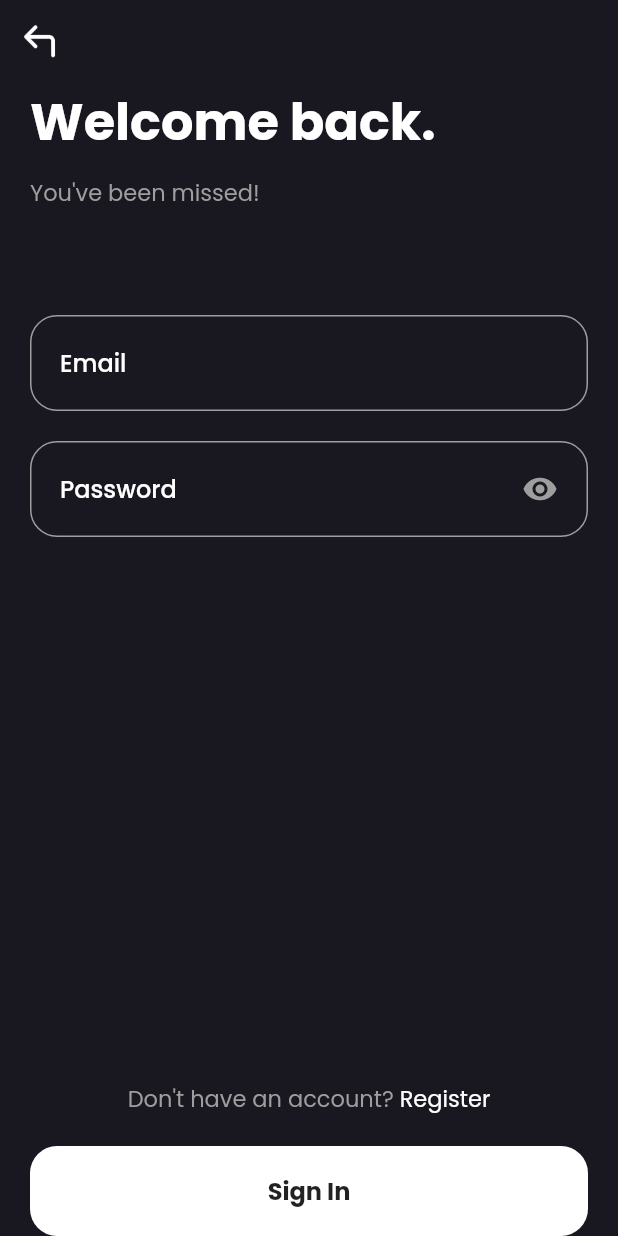
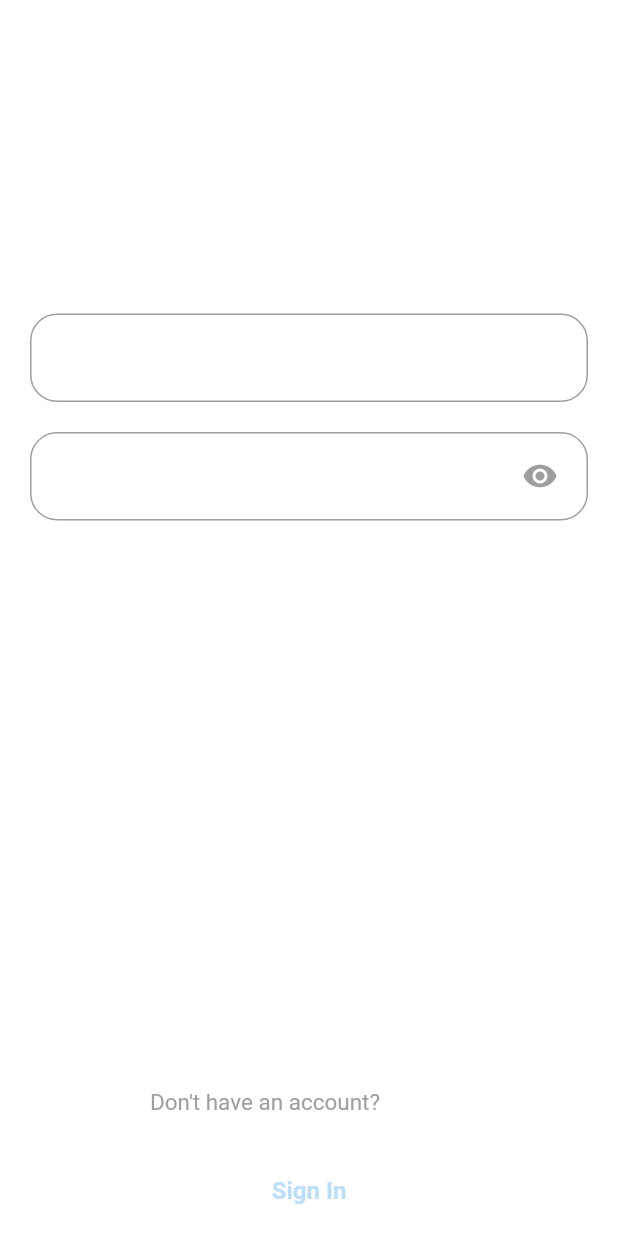
Before and after one commit to Roh00t/healthify, a Flutter app: the screen it shows after launch, after a tap on "Sign In", on a phone screen of 412 x 824 dp. Run offline on Flutter 3.47's test engine with Material 2 defaults, Android fonts, the phone set to English and light mode, and no system bars; our stand-ins replace animated_theme_switcher, cloud_firestore, firebase_auth, firebase_core, firebase_storage, fl_chart and 8 more; missing offline and left inert: flutter_polyline_points; accounts and stored records are empty; statements that could not run were skipped.

Commit message:
Theme partialy works

```diff
--- a/lib/constants.dart
+++ b/lib/constants.dart
@@ -1,13 +1,14 @@
 import 'package:flutter/material.dart';
 import 'package:shared_preferences/shared_preferences.dart';
-class MyThemes extends ChangeNotifier {
+class ThemeProvider extends ChangeNotifier {
   ThemeData _selectedTheme;
 
   static final primary = Colors.blue;
-  static final primaryColor = Colors.blue.shade300;
+  static final primaryColor = Colors.blue.shade100;
 
   static final darkTheme = ThemeData(
     scaffoldBackgroundColor: Colors.grey.shade900,
+    backgroundColor: Colors.transparent,
     primaryColorDark: primaryColor,
     accentColor: Colors.blue,
     colorScheme: ColorScheme.dark(primary: primary),
@@ -16,12 +17,13 @@ class MyThemes extends ChangeNotifier {
 
   static final lightTheme = ThemeData(
     scaffoldBackgroundColor: Colors.white,
+    backgroundColor: Colors.transparent,
     primaryColor: primaryColor,
     colorScheme: ColorScheme.light(primary: primary),
     dividerColor: Colors.black,
   );
 
-  MyThemes({bool isDarkMode}) {
+  ThemeProvider({bool isDarkMode}) {
     if (isDarkMode == null) {
       _selectedTheme = lightTheme;
     } else {
--- a/lib/main.dart
+++ b/lib/main.dart
@@ -4,6 +4,7 @@ import 'package:firebase_auth/firebase_auth.dart';
 import 'package:firebase_core/firebase_core.dart';
 import 'package:flutter/material.dart';
 import 'package:fluttertoast/fluttertoast.dart';
+import 'package:healthify/constants.dart';
 import 'package:healthify/services/auth_service.dart';
 import 'package:healthify/services/user_preferences.dart';
 import 'package:healthify/views/about_page_view.dart';
@@ -15,8 +16,8 @@ import 'package:healthify/views/profile_page_view.dart';
 import 'package:healthify/views/register_page_view.dart';
 import 'package:healthify/views/setting_page_view.dart';
 import 'package:healthify/views/welcome_page_view.dart';
-import 'package:google_fonts/google_fonts.dart';
 import 'package:provider/provider.dart';
+import 'package:shared_preferences/shared_preferences.dart';
 const bool kReleaseMode = bool.fromEnvironment('dart.vm.product');
 void main() async {
   FlutterError.onError = (FlutterErrorDetails details) {
@@ -24,9 +25,15 @@ void main() async {
     if (kReleaseMode) exit(1);
   };
   WidgetsFlutterBinding.ensureInitialized();
+   SharedPreferences prefs = await SharedPreferences.getInstance();
   await Firebase.initializeApp();
   await UserPreferences.init();
-  runApp(MyApp());
+  runApp(ChangeNotifierProvider(
+    child: MyApp(),
+    create: (BuildContext context) =>
+        ThemeProvider(isDarkMode: prefs.getBool("isDarkTheme")),
+    // ThemeProvider(isDarkMode: true),
+  ));
 }
 
 class MyApp extends StatefulWidget {
@@ -59,6 +66,7 @@ class _MyAppState extends State<MyApp> {
 
   @override
   Widget build(BuildContext context) {
+     return Consumer<ThemeProvider>(builder: (context, themeProvider, child) {
     return MultiProvider(
       providers: [
         Provider<AuthService>(
@@ -68,12 +76,13 @@ class _MyAppState extends State<MyApp> {
       child: MaterialApp(
         title: 'Material App',
         debugShowCheckedModeBanner: false,
-        theme: ThemeData(
-          textTheme: GoogleFonts.poppinsTextTheme(Theme.of(context).textTheme),
-          scaffoldBackgroundColor: Color(0xff191720),
-          primarySwatch: Colors.blue,
-          visualDensity: VisualDensity.adaptivePlatformDensity,
-        ),
+        theme: themeProvider.getTheme,
+        // ThemeData(
+        //   textTheme: GoogleFonts.poppinsTextTheme(Theme.of(context).textTheme),
+        //   scaffoldBackgroundColor: Color(0xff191720),
+        //   primarySwatch: Colors.blue,
+        //   visualDensity: VisualDensity.adaptivePlatformDensity,
+        // ),
         //If user is not signed in, user will be redirected to the welcomepage
         home: FirebaseAuth.instance.currentUser == null ? WelcomePage() : HomePage(),
         routes: {
@@ -89,5 +98,6 @@ class _MyAppState extends State<MyApp> {
         },
       ),
     );
+    });
   }
 }
--- a/lib/views/home_page_view.dart
+++ b/lib/views/home_page_view.dart
@@ -36,7 +36,7 @@ class _HomePageState extends State<HomePage> {
             child: _listPages[_currentIndex],
           ),
           bottomNavigationBar: BottomAppBar(
-            color: Colors.blue.shade200,
+            color: Theme.of(context).primaryColor,
             //shape property must be set to NotchedShape
             shape: CircularNotchedRectangle(),
             child: Row(
@@ -88,7 +88,7 @@ class _HomePageState extends State<HomePage> {
           floatingActionButtonLocation: FloatingActionButtonLocation.endDocked,
           floatingActionButton: FloatingActionButton(
           child: Icon(Icons.logout),
-          backgroundColor: Colors.blueAccent,
+          backgroundColor: Theme.of(context).primaryColor,
           tooltip: 'Sign Out',
           onPressed: () async {
             await FirebaseAuth.instance.signOut();
--- a/lib/views/login_page_view.dart
+++ b/lib/views/login_page_view.dart
@@ -1,8 +1,6 @@
 import 'package:flutter/cupertino.dart';
 import 'package:flutter/material.dart';
-
 import 'package:healthify/services/auth_service.dart';
-
 import 'package:healthify/widgets/my_password_field.dart';
 import 'package:healthify/widgets/my_text_button.dart';
 import 'package:healthify/widgets/my_text_field.dart';
@@ -23,7 +21,7 @@ class _LoginPageState extends State<LoginPage> {
     final authService = Provider.of<AuthService>(context);
     return Scaffold(
       appBar: AppBar(
-        backgroundColor: Color(0xff191720),
+        backgroundColor: Colors.transparent,
         elevation: 0,
         leading: IconButton(
           onPressed: () {
@@ -67,9 +65,9 @@ class _LoginPageState extends State<LoginPage> {
                           Text(
                             "You've been missed!",
                             style: TextStyle(
-                          color: Colors.grey,
-                          fontSize: 15,
-                        ),
+                                fontSize: 28,
+                                fontWeight: FontWeight.w500,
+                                color: Colors.white),
                           ),
                           SizedBox(
                             height: 60,
--- a/lib/views/welcome_page_view.dart
+++ b/lib/views/welcome_page_view.dart
@@ -1,7 +1,10 @@
 import 'package:flutter/cupertino.dart';
 import 'package:flutter/material.dart';
+import 'package:healthify/constants.dart';
 
 import 'package:healthify/widgets/my_text_button.dart';
+
+
 
 class WelcomePage extends StatelessWidget {
   @override
@@ -39,10 +42,7 @@ class WelcomePage extends StatelessWidget {
                       width: MediaQuery.of(context).size.width * 0.8,
                       child: Text(
                         "Your personal health and fitness assistant!",
-                        style: TextStyle(
-                          color: Colors.grey,
-                          fontSize: 15,
-                        ),
+                        style: TextStyle(fontSize: 16, fontWeight: FontWeight.w500, color: Colors.white),
                         textAlign: TextAlign.center,
                       ),
                     )
@@ -69,12 +69,12 @@ class WelcomePage extends StatelessWidget {
                     ),
                     Expanded(
                       child: MyTextButton(
-                        bgColor: Colors.transparent,
+                        bgColor: Colors.black,
                         buttonName: 'Sign In',
                         onTap: () {
                              Navigator.of(context).pushNamed('/login');
                           },
-                        textColor: Colors.white,
+                        textColor:  Colors.white,
                       ),
                     ),
                   ],
--- a/lib/widgets/my_text_button.dart
+++ b/lib/widgets/my_text_button.dart
@@ -25,17 +25,17 @@ class MyTextButton extends StatelessWidget {
       child: TextButton(
         style: ButtonStyle(
           overlayColor: MaterialStateProperty.resolveWith(
-            (states) => Colors.black12,
+            (states) => Colors.white30,
           ),
         ),
         onPressed: onTap,
         child: Text(
           buttonName,
           style: TextStyle(
-            color: Colors.black87,
-            fontSize: 16,
-            fontWeight: FontWeight.bold,
-          ).copyWith(color: textColor),
+  color: Colors.white70,
+  fontSize: 16,
+  fontWeight: FontWeight.bold,
+).copyWith(color: Theme.of(context).primaryColor),
         ),
       ),
     );
```
Also changed, not shown: lib/views/register_page_view.dart (+5 -4 lines), lib/views/setting_page_view.dart (+25 -10 lines). Lines whose indentation alone changed are shown as unchanged.
